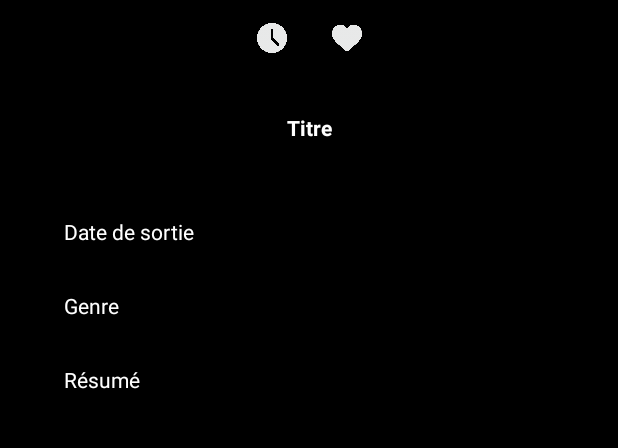
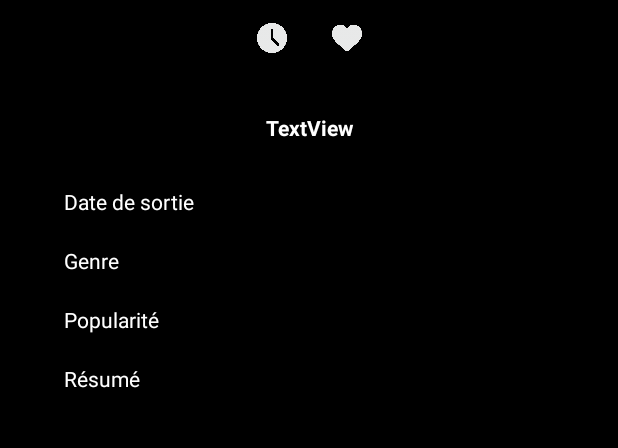
Before and after one commit to ivann-galic/appliTv, an Android app: the FocusFilmActivity screen opened directly, with no data from a screen before it, on a phone screen of 412 x 824 dp, the part 468-916 px from its top. Run offline under Robolectric (Android 15) with nearby library versions, the phone set to English and light mode, and no system bars; our stand-ins replace Picasso; pictures from the network do not load; 6 statements that could not run were skipped.

Commit message:
fix popularité sans point + scroll ok dans FocusFilm

```diff
--- a/ApplicationTvGoodGit/app/src/main/java/com/ivann/applicationtvgoodgit/Film.java
+++ b/ApplicationTvGoodGit/app/src/main/java/com/ivann/applicationtvgoodgit/Film.java
@@ -135,10 +135,12 @@ public class Film implements Parcelable  {
         dest.writeString(dateSortie);
         dest.writeStringList(Genre);
         dest.writeString(resume);
-        String separator =".";
-        int i = popularite.lastIndexOf(separator);
-        String v = popularite.substring(0,i);
-        popularite = v;
+        if (popularite.contains(".")) {
+            String separator =".";
+            int i = popularite.lastIndexOf(separator);
+            String v = popularite.substring(0,i);
+            popularite = v;
+        }
         Log.i("SearchA", "popularite après sub: " + popularite);
 
 /*        long longPopularite = Long.parseLong(popularite);
--- a/ApplicationTvGoodGit/app/src/main/java/com/ivann/applicationtvgoodgit/FocusFilmActivity.java
+++ b/ApplicationTvGoodGit/app/src/main/java/com/ivann/applicationtvgoodgit/FocusFilmActivity.java
@@ -1,6 +1,8 @@
 package com.ivann.applicationtvgoodgit;
 
 import androidx.appcompat.app.AppCompatActivity;
+
+import android.annotation.SuppressLint;
 import android.os.Parcel;
 import android.os.Parcelable;
 import android.content.Intent;
@@ -15,6 +17,7 @@ import java.util.ArrayList;
 
 public class FocusFilmActivity extends AppCompatActivity {
 
+    @SuppressLint("SetTextI18n")
     @Override
     protected void onCreate(Bundle savedInstanceState) {
         super.onCreate(savedInstanceState);
@@ -29,9 +32,12 @@ public class FocusFilmActivity extends AppCompatActivity {
         assert film != null;
         textViewTitle.setText(film.titre);
         final TextView textViewParution = findViewById(R.id.textViewParution);
-         textViewParution.setText(film.dateSortie);
+        textViewParution.setText("Date de sortie : " + film.dateSortie);
+        final TextView textViewPopularite = findViewById(R.id.textViewPopularite);
+        textViewPopularite.setText("Popularité : " + film.popularite);
         final TextView textViewResume = findViewById(R.id.textViewResume);
         textViewResume.setText(film.resume);
+        Log.i("FocusActivity", "Résumé: " + film.resume);
         ImageView imageViewPoster = findViewById(R.id.imageViewPoster);
         Picasso.get().load("https://image.tmdb.org/t/p/original" + film.filmImage).into(imageViewPoster);// utilisation de la lib Picasso qui permet de choper une image via url ultra simplement
         final TextView textViewGenre = findViewById(R.id.textViewGenre);
--- a/ApplicationTvGoodGit/app/src/main/res/layout/activity_focus_film.xml
+++ b/ApplicationTvGoodGit/app/src/main/res/layout/activity_focus_film.xml
@@ -18,17 +18,6 @@
         app:layout_constraintStart_toStartOf="parent"
         app:layout_constraintTop_toTopOf="parent"
         app:srcCompat="@drawable/ic_launcher_background" />
-
-    <TextView
-        android:id="@+id/textViewTitle"
-        android:layout_width="wrap_content"
-        android:layout_height="wrap_content"
-        android:layout_marginTop="40dp"
-        android:text="Titre"
-        android:textStyle="bold"
-        app:layout_constraintEnd_toEndOf="parent"
-        app:layout_constraintStart_toStartOf="parent"
-        app:layout_constraintTop_toBottomOf="@+id/imageButton" />
 
     <ImageButton
         android:id="@+id/imageButton"
@@ -61,13 +50,14 @@
 
     <androidx.core.widget.NestedScrollView
         android:layout_width="407dp"
-        android:layout_height="358dp"
-        android:layout_marginTop="20dp"
+        android:layout_height="0dp"
+        android:layout_marginTop="40dp"
+        android:layout_marginBottom="32dp"
         android:fillViewport="true"
         app:layout_constraintBottom_toBottomOf="parent"
         app:layout_constraintEnd_toEndOf="parent"
         app:layout_constraintStart_toStartOf="parent"
-        app:layout_constraintTop_toBottomOf="@+id/textViewTitle">
+        app:layout_constraintTop_toBottomOf="@+id/imageButton">
 
         <LinearLayout
             android:layout_width="match_parent"
@@ -75,29 +65,50 @@
             android:orientation="vertical">
 
             <TextView
+                android:id="@+id/textViewTitle"
+                android:layout_width="match_parent"
+                android:layout_height="wrap_content"
+                android:gravity="center"
+                android:text="TextView"
+                android:textStyle="bold" />
+
+            <TextView
                 android:id="@+id/textViewParution"
                 android:layout_width="match_parent"
                 android:layout_height="wrap_content"
-                android:layout_marginTop="10dp"
+                android:layout_marginTop="30dp"
                 android:paddingLeft="40dp"
+                android:paddingRight="40dp"
                 android:text="Date de sortie" />
 
             <TextView
                 android:id="@+id/textViewGenre"
                 android:layout_width="match_parent"
                 android:layout_height="wrap_content"
-                android:layout_marginTop="30dp"
+                android:layout_marginTop="20dp"
                 android:paddingLeft="40dp"
+                android:paddingRight="40dp"
                 android:text="Genre" />
+
+            <TextView
+                android:id="@+id/textViewPopularite"
+                android:layout_width="match_parent"
+                android:layout_height="wrap_content"
+                android:layout_marginTop="20dp"
+                android:paddingLeft="40dp"
+                android:paddingRight="40dp"
+                android:text="Popularité" />
 
             <TextView
                 android:id="@+id/textViewResume"
                 android:layout_width="match_parent"
                 android:layout_height="wrap_content"
-                android:layout_marginTop="30dp"
+                android:layout_marginTop="20dp"
                 android:justificationMode="inter_word"
                 android:paddingLeft="40dp"
+                android:paddingRight="40dp"
                 android:text="Résumé" />
+
         </LinearLayout>
     </androidx.core.widget.NestedScrollView>
 
--- a/ApplicationTvGoodGit/app/src/main/res/layout/activity_search.xml
+++ b/ApplicationTvGoodGit/app/src/main/res/layout/activity_search.xml
@@ -12,10 +12,13 @@
         android:layout_width="253dp"
         android:layout_height="39dp"
         android:layout_marginTop="28dp"
+        android:layout_marginBottom="18dp"
         android:background="#FFFFFF"
         android:hint="Rechercher ..."
         android:paddingLeft="7dp"
+        android:singleLine="true"
         android:textColor="#000000"
+        app:layout_constraintBottom_toTopOf="@+id/buttonFilter"
         app:layout_constraintEnd_toStartOf="@+id/imageButtonSearch"
         app:layout_constraintHorizontal_bias="0.5"
         app:layout_constraintHorizontal_chainStyle="packed"
```
